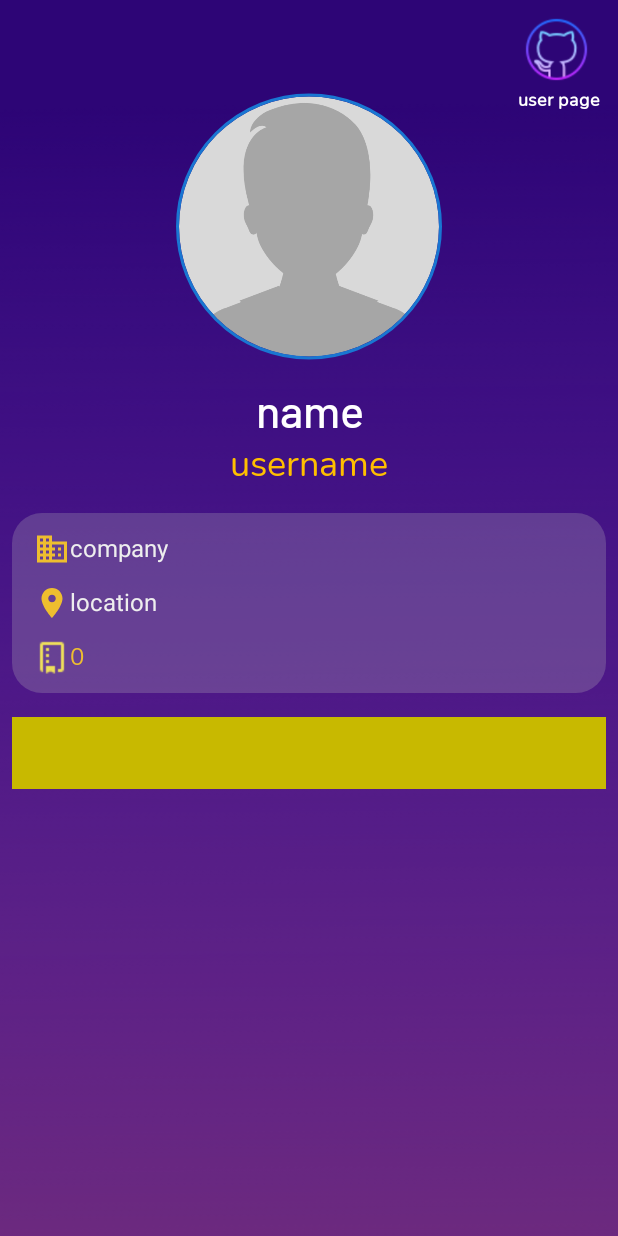
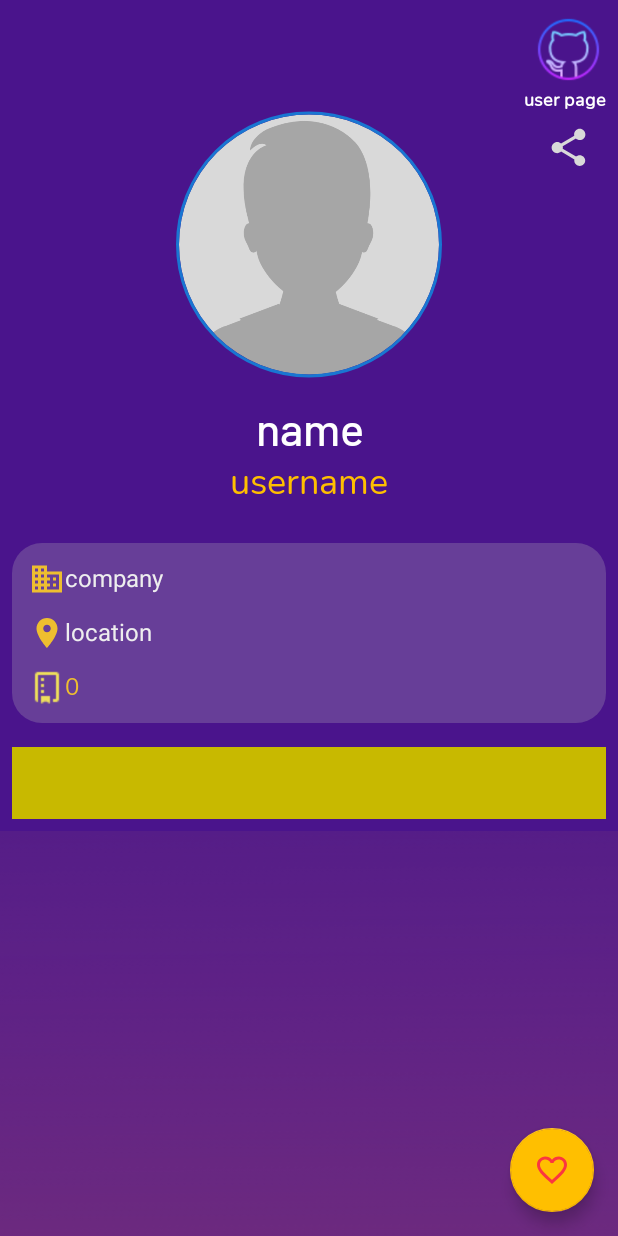
Before and after one commit to renvelvet/github_user_app, an Android app: the layout activity_detail_user.xml on its own in the app's theme, with its tools: preview values and no code run, on a phone screen of 412 x 824 dp. Run offline under Robolectric (Android 15) with nearby library versions, the phone set to English and light mode, and no system bars.

Commit message:
create share & favorite button

```diff
--- /dev/null
+++ b/app/src/main/res/drawable/ic_baseline_share_24.xml
@@ -0,0 +1,5 @@
+<vector android:height="24dp" android:tint="#D9D9D9"
+    android:viewportHeight="24" android:viewportWidth="24"
+    android:width="24dp" xmlns:android="http://schemas.android.com/apk/res/android">
+    <path android:fillColor="@android:color/white" android:pathData="M18,16.08c-0.76,0 -1.44,0.3 -1.96,0.77L8.91,12.7c0.05,-0.23 0.09,-0.46 0.09,-0.7s-0.04,-0.47 -0.09,-0.7l7.05,-4.11c0.54,0.5 1.25,0.81 2.04,0.81 1.66,0 3,-1.34 3,-3s-1.34,-3 -3,-3 -3,1.34 -3,3c0,0.24 0.04,0.47 0.09,0.7L8.04,9.81C7.5,9.31 6.79,9 6,9c-1.66,0 -3,1.34 -3,3s1.34,3 3,3c0.79,0 1.5,-0.31 2.04,-0.81l7.12,4.16c-0.05,0.21 -0.08,0.43 -0.08,0.65 0,1.61 1.31,2.92 2.92,2.92 1.61,0 2.92,-1.31 2.92,-2.92s-1.31,-2.92 -2.92,-2.92z"/>
+</vector>
--- /dev/null
+++ b/app/src/main/res/drawable/ic_off_favorite_24.xml
@@ -0,0 +1,5 @@
+<vector android:height="24dp" android:tint="#FB3640"
+    android:viewportHeight="24" android:viewportWidth="24"
+    android:width="24dp" xmlns:android="http://schemas.android.com/apk/res/android">
+    <path android:fillColor="@android:color/white" android:pathData="M16.5,3c-1.74,0 -3.41,0.81 -4.5,2.09C10.91,3.81 9.24,3 7.5,3 4.42,3 2,5.42 2,8.5c0,3.78 3.4,6.86 8.55,11.54L12,21.35l1.45,-1.32C18.6,15.36 22,12.28 22,8.5 22,5.42 19.58,3 16.5,3zM12.1,18.55l-0.1,0.1 -0.1,-0.1C7.14,14.24 4,11.39 4,8.5 4,6.5 5.5,5 7.5,5c1.54,0 3.04,0.99 3.57,2.36h1.87C13.46,5.99 14.96,5 16.5,5c2,0 3.5,1.5 3.5,3.5 0,2.89 -3.14,5.74 -7.9,10.05z"/>
+</vector>
--- /dev/null
+++ b/app/src/main/res/drawable/ic_on_favorite_24.xml
@@ -0,0 +1,5 @@
+<vector android:height="24dp" android:tint="#FB3640"
+    android:viewportHeight="24" android:viewportWidth="24"
+    android:width="24dp" xmlns:android="http://schemas.android.com/apk/res/android">
+    <path android:fillColor="@android:color/white" android:pathData="M12,21.35l-1.45,-1.32C5.4,15.36 2,12.28 2,8.5 2,5.42 4.42,3 7.5,3c1.74,0 3.41,0.81 4.5,2.09C13.09,3.81 14.76,3 16.5,3 19.58,3 22,5.42 22,8.5c0,3.78 -3.4,6.86 -8.55,11.54L12,21.35z"/>
+</vector>
--- a/app/src/main/res/layout/activity_detail_user.xml
+++ b/app/src/main/res/layout/activity_detail_user.xml
@@ -1,16 +1,28 @@
 <?xml version="1.0" encoding="utf-8"?>
-<ScrollView xmlns:android="http://schemas.android.com/apk/res/android"
+<androidx.coordinatorlayout.widget.CoordinatorLayout xmlns:android="http://schemas.android.com/apk/res/android"
     xmlns:app="http://schemas.android.com/apk/res-auto"
     xmlns:tools="http://schemas.android.com/tools"
     android:layout_width="match_parent"
+    android:background="@drawable/main_bg"
     android:layout_height="match_parent"
-    android:padding="8dp"
-    android:background="@drawable/main_bg"
     tools:context=".ui.detail.DetailUserActivity">
+
+    <com.google.android.material.appbar.AppBarLayout
+        android:layout_width="match_parent"
+        android:layout_height="wrap_content"
+        android:fitsSystemWindows="false">
+
+        <com.google.android.material.appbar.CollapsingToolbarLayout
+            android:layout_width="match_parent"
+            android:layout_height="match_parent"
+            android:fitsSystemWindows="true"
+            app:expandedTitleGravity="center"
+            app:layout_scrollFlags="snap|exitUntilCollapsed|scroll">
 
             <androidx.constraintlayout.widget.ConstraintLayout
                 android:layout_width="match_parent"
-        android:layout_height="wrap_content">
+                android:layout_height="wrap_content"
+                android:background="?attr/colorPrimary">
 
                 <ProgressBar
                     android:id="@+id/progressBar"
@@ -28,6 +40,7 @@
                     android:layout_width="177dp"
                     android:layout_height="186dp"
                     android:layout_gravity="center"
+                    android:layout_marginTop="20dp"
                     android:src="@drawable/avatar"
                     app:civ_border_color="@color/blue"
                     app:civ_border_width="2dp"
@@ -56,11 +69,13 @@
                     android:id="@+id/tv_username"
                     android:layout_width="match_parent"
                     android:layout_height="wrap_content"
+                    android:layout_marginBottom="16dp"
                     android:fontFamily="@font/nunito"
                     android:padding="0dp"
                     android:textAlignment="center"
                     android:textColor="?attr/colorSecondary"
                     android:textSize="24sp"
+                    app:layout_constraintBottom_toTopOf="@+id/background_profile"
                     app:layout_constraintEnd_toEndOf="parent"
                     app:layout_constraintStart_toStartOf="parent"
                     app:layout_constraintTop_toBottomOf="@+id/tv_name"
@@ -70,7 +85,7 @@
                     android:id="@+id/tv_company"
                     android:layout_width="wrap_content"
                     android:layout_height="wrap_content"
-            android:layout_marginStart="4dp"
+                    android:layout_marginStart="8dp"
                     android:layout_marginTop="12dp"
                     android:textColor="@color/white"
                     android:textSize="16sp"
@@ -100,6 +115,9 @@
                     android:layout_width="wrap_content"
                     android:layout_height="wrap_content"
                     android:layout_marginTop="12dp"
+                    android:clickable="true"
+                    android:focusable="true"
+                    android:focusableInTouchMode="true"
                     android:fontFamily="@font/nunito"
                     android:textColor="?attr/colorSecondary"
                     android:textSize="16sp"
@@ -114,9 +132,9 @@
                     android:id="@+id/background_profile"
                     android:layout_width="match_parent"
                     android:layout_height="120dp"
-            android:layout_marginTop="16dp"
+                    android:layout_margin="8dp"
                     android:background="@drawable/list_bg"
-            app:layout_constraintBottom_toTopOf="@+id/tabs"
+                    app:layout_constraintBottom_toBottomOf="parent"
                     app:layout_constraintEnd_toEndOf="parent"
                     app:layout_constraintStart_toStartOf="parent"
                     app:layout_constraintTop_toBottomOf="@id/tv_username" />
@@ -125,6 +143,7 @@
                     android:id="@+id/img_link_user"
                     android:layout_width="50dp"
                     android:layout_height="50dp"
+                    android:layout_marginTop="8dp"
                     android:layout_marginEnd="8dp"
                     android:clickable="true"
                     android:focusable="true"
@@ -138,7 +157,7 @@
                     android:id="@+id/tv_link_user"
                     android:layout_width="wrap_content"
                     android:layout_height="wrap_content"
-            android:layout_marginEnd="4dp"
+                    android:layout_marginEnd="8dp"
                     android:fontFamily="@font/nunito"
                     android:textColor="@color/white"
                     android:textSize="12sp"
@@ -149,32 +168,6 @@
                     app:layout_constraintTop_toBottomOf="@id/img_link_user"
                     tools:text="user page" />
 
-        <com.google.android.material.tabs.TabLayout
-            android:id="@+id/tabs"
-            android:layout_width="match_parent"
-            android:layout_height="wrap_content"
-            android:layout_marginTop="16dp"
-            android:background="?attr/colorOnSecondary"
-            app:layout_constraintEnd_toEndOf="parent"
-            app:layout_constraintHorizontal_bias="0.0"
-            app:layout_constraintStart_toStartOf="parent"
-            app:layout_constraintTop_toBottomOf="@+id/background_profile"
-            app:tabTextColor="?attr/colorPrimaryDark" />
-
-        <androidx.core.widget.NestedScrollView
-            android:layout_width="match_parent"
-            android:layout_height="wrap_content"
-            app:layout_constraintEnd_toEndOf="parent"
-            app:layout_constraintStart_toStartOf="parent"
-            app:layout_constraintTop_toBottomOf="@id/tabs">
-
-            <androidx.viewpager2.widget.ViewPager2
-                android:id="@+id/view_pager"
-                android:layout_width="match_parent"
-                android:layout_height="wrap_content" />
-
-        </androidx.core.widget.NestedScrollView>
-
                 <androidx.constraintlayout.widget.Guideline
                     android:id="@+id/guideline3"
                     android:layout_width="wrap_content"
@@ -182,6 +175,41 @@
                     android:orientation="horizontal"
                     app:layout_constraintGuide_begin="50dp" />
 
+                <ImageView
+                    android:id="@+id/btn_share"
+                    android:layout_width="30dp"
+                    android:layout_height="30dp"
+                    android:layout_marginTop="8dp"
+                    app:layout_constraintEnd_toEndOf="@id/img_link_user"
+                    app:layout_constraintStart_toStartOf="@+id/img_link_user"
+                    app:layout_constraintTop_toBottomOf="@+id/tv_link_user"
+                    app:srcCompat="@drawable/ic_baseline_share_24" />
             </androidx.constraintlayout.widget.ConstraintLayout>
+        </com.google.android.material.appbar.CollapsingToolbarLayout>
 
-</ScrollView>
+        <com.google.android.material.tabs.TabLayout
+            android:id="@+id/tabs"
+            android:layout_width="match_parent"
+            android:layout_height="wrap_content"
+            android:layout_margin="8dp"
+            android:background="@color/yellow_dark"
+            app:tabTextColor="?attr/colorPrimaryDark" />
+
+    </com.google.android.material.appbar.AppBarLayout>
+
+    <androidx.viewpager2.widget.ViewPager2
+        android:id="@+id/view_pager"
+        android:layout_width="match_parent"
+        android:layout_height="wrap_content"
+        app:layout_behavior="com.google.android.material.appbar.AppBarLayout$ScrollingViewBehavior" />
+
+    <com.google.android.material.floatingactionbutton.FloatingActionButton
+        android:id="@+id/fab_favorite"
+        android:layout_width="wrap_content"
+        android:layout_height="wrap_content"
+        android:layout_gravity="bottom|end"
+        android:layout_margin="16dp"
+        app:srcCompat="@drawable/ic_off_favorite_24" />
+
+
+</androidx.coordinatorlayout.widget.CoordinatorLayout>
--- a/app/src/main/res/values/colors.xml
+++ b/app/src/main/res/values/colors.xml
@@ -7,7 +7,9 @@
     <color name="white">#FFFFFFFF</color>
     <color name="yellow_dark">#c8b900</color>
     <color name="yellow_primary">#FFBF00</color>
+    <color name="red_favorite">#fb3640</color>
     <color name="blue">#1976d2</color>
+    <color name="pink_a_700">#c51162</color>
     <color name="purple_900">#4a148c</color>
     <color name="purple_dark">#12005e</color>
     <color name="grey_transparent">#40bdbdbd</color>
--- a/app/src/main/res/values/strings.xml
+++ b/app/src/main/res/values/strings.xml
@@ -3,9 +3,11 @@
     <string name="search_hint">Enter username</string>
     <string name="search">Search</string>
     <string name="username">\@%1s</string>
+    <string name="location">\t%1s</string>
+    <string name="company">\t%1s</string>
     <plurals name="repository">
-        <item quantity="one">%1d Repository</item>
-        <item quantity="other">%1d Repositories</item>
+        <item quantity="one">\t%1d Repository</item>
+        <item quantity="other">\t%1d Repositories</item>
     </plurals>
     <string name="tab_text_1">%1d Following</string>
     <string name="tab_text_2">%1d Follower</string>
--- a/app/src/main/res/values/themes.xml
+++ b/app/src/main/res/values/themes.xml
@@ -7,13 +7,17 @@
         <item name="textAppearanceHeadline6">@style/TextAppearance.App.Headline6</item>
         <item name="textAppearanceSubtitle1">@style/TextAppearance.App.Subtitle1</item>
         <item name="colorSecondary">@color/yellow_primary</item>
-        <item name="colorOnSecondary">@color/yellow_dark</item>
+        <item name="colorOnSecondary">@color/red_favorite</item>
         <item name="android:statusBarColor" tools:targetApi="l">?attr/colorOnPrimary</item>
         <item name="android:textColorSecondary">?attr/colorSecondary</item>
         <item name="android:editTextColor">@color/white</item>
     </style>
 
 
+<!--    <style name="Widget.FloatingActionButton" parent="Widget.MaterialComponents.FloatingActionButton">-->
+<!--        <item name="colorSecondary">@color/grey_transparent</item>-->
+<!--        <item name="colorOnSecondary">@color/grey_light</item>-->
+<!--    </style>-->
     <style name="TextAppearance.App.Headline6" parent="TextAppearance.MaterialComponents.Headline6">
         <item name="fontFamily">@font/bicubik</item>
         <item name="android:fontFamily">@font/bicubik</item>
```
Also changed, not shown: 1 other file. Lines whose indentation alone changed are shown as unchanged.
